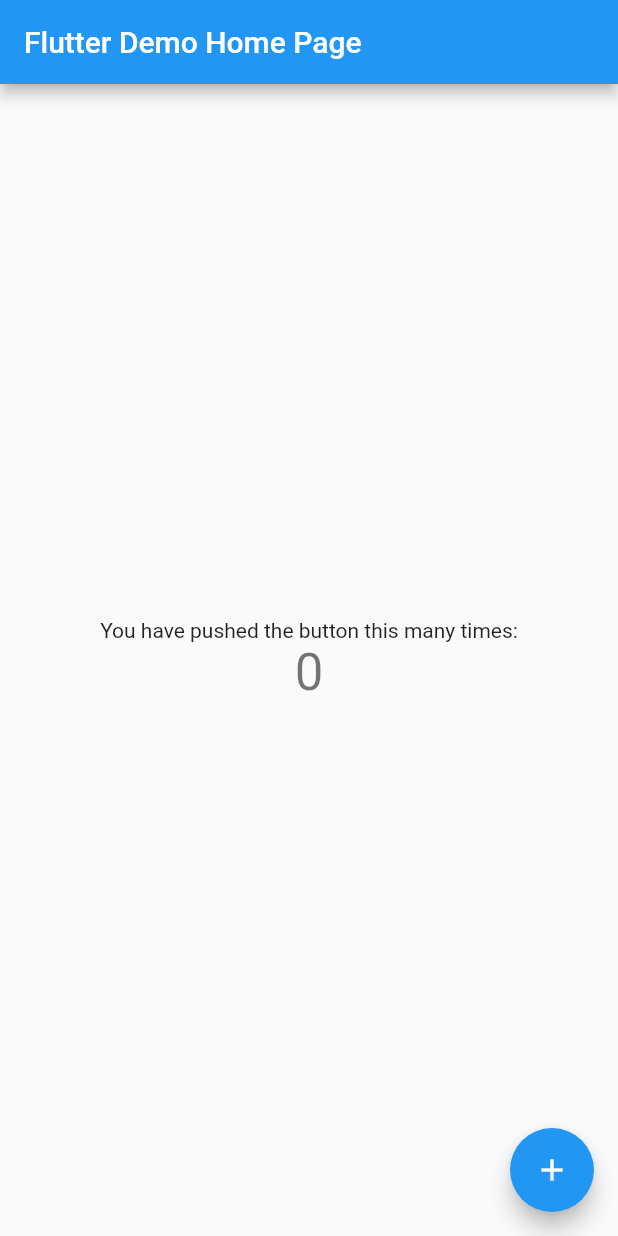
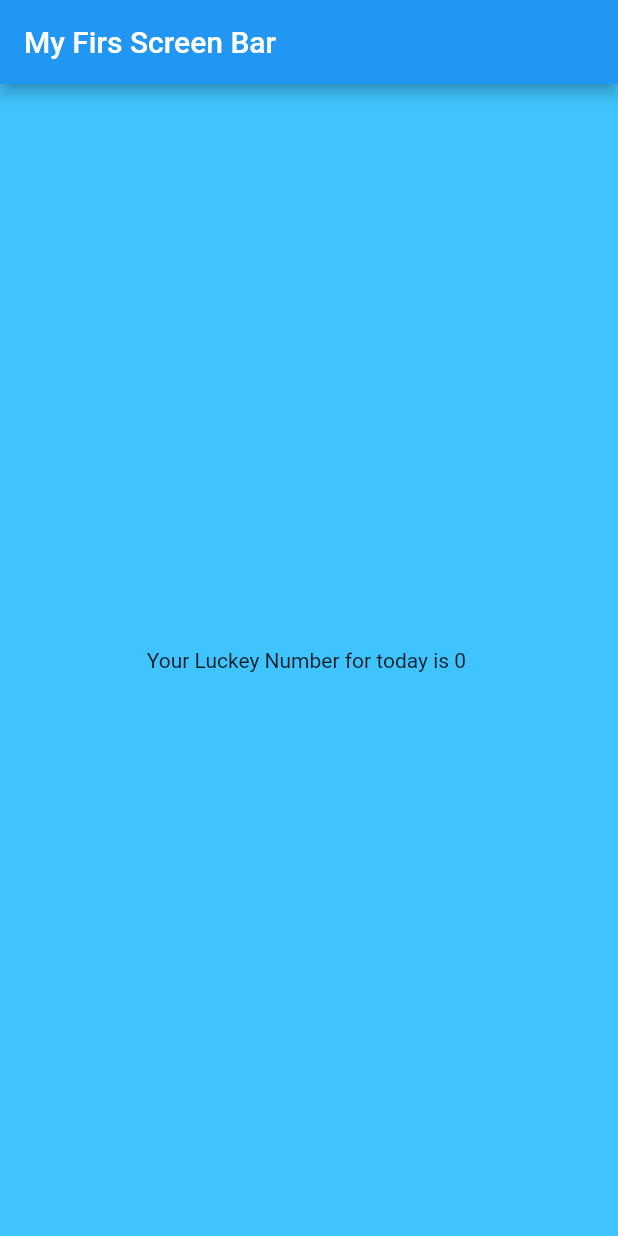
Before and after one commit to rabi-private/flutterApp, a Flutter app: the screen it shows after launch, on a phone screen of 412 x 824 dp. Run offline on Flutter 3.47's test engine with Material 2 defaults, Android fonts, the phone set to English and light mode, and no system bars.

Commit message:
running first app i flutter

```diff
--- /dev/null
+++ b/lib/app_screens/first_screen.dart
@@ -0,0 +1,25 @@
+import 'dart:math';
+
+import 'package:flutter/material.dart';
+
+class FirstScreen extends StatelessWidget{
+  @override
+  Widget build(BuildContext context) {
+    // TODO: implement build
+    return Material(color: Colors.lightBlueAccent,
+        child:Center(
+          child: Text(
+          "Your Luckey Number for today is ${generateLuckyNumber()} ",
+          textDirection:TextDirection.ltr
+          ),
+        ),
+      );
+  }
+
+  int generateLuckyNumber (){
+    var random = Random();
+    int luckeyNumber = random.nextInt(10);
+    return luckeyNumber;
+  }
+
+}
--- a/lib/main.dart
+++ b/lib/main.dart
@@ -1,111 +1,22 @@
 import 'package:flutter/material.dart';
+//import 'package:one/app_screens/first_screen.dart';
 
-void main() => runApp(MyApp());
+import 'app_screens/first_screen.dart';
 
-class MyApp extends StatelessWidget {
-  // This widget is the root of your application.
-  @override
-  Widget build(BuildContext context) {
-    return MaterialApp(
-      title: 'Flutter Demo',
-      theme: ThemeData(
-        // This is the theme of your application.
-        //
-        // Try running your application with "flutter run". You'll see the
-        // application has a blue toolbar. Then, without quitting the app, try
-        // changing the primarySwatch below to Colors.green and then invoke
-        // "hot reload" (press "r" in the console where you ran "flutter run",
-        // or simply save your changes to "hot reload" in a Flutter IDE).
-        // Notice that the counter didn't reset back to zero; the application
-        // is not restarted.
-        primarySwatch: Colors.blue,
-      ),
-      home: MyHomePage(title: 'Flutter Demo Home Page'),
-    );
-  }
-}
+void main() => runApp(new MyFlutterApp());
 
-class MyHomePage extends StatefulWidget {
-  MyHomePage({Key key, this.title}) : super(key: key);
-
-  // This widget is the home page of your application. It is stateful, meaning
-  // that it has a State object (defined below) that contains fields that affect
-  // how it looks.
-
-  // This class is the configuration for the state. It holds the values (in this
-  // case the title) provided by the parent (in this case the App widget) and
-  // used by the build method of the State. Fields in a Widget subclass are
-  // always marked "final".
-
-  final String title;
-
-  @override
-  _MyHomePageState createState() => _MyHomePageState();
-}
-
-class _MyHomePageState extends State<MyHomePage> {
-  int _counter = 0;
-
-  void _incrementCounter() {
-    setState(() {
-      // This call to setState tells the Flutter framework that something has
-      // changed in this State, which causes it to rerun the build method below
-      // so that the display can reflect the updated values. If we changed
-      // _counter without calling setState(), then the build method would not be
-      // called again, and so nothing would appear to happen.
-      _counter++;
-    });
-  }
+class MyFlutterApp extends StatelessWidget{
 
   @override
   Widget build(BuildContext context) {
-    // This method is rerun every time setState is called, for instance as done
-    // by the _incrementCounter method above.
-    //
-    // The Flutter framework has been optimized to make rerunning build methods
-    // fast, so that you can just rebuild anything that needs updating rather
-    // than having to individually change instances of widgets.
-    return Scaffold(
-      appBar: AppBar(
-        // Here we take the value from the MyHomePage object that was created by
-        // the App.build method, and use it to set our appbar title.
-        title: Text(widget.title),
-      ),
-      body: Center(
-        // Center is a layout widget. It takes a single child and positions it
-        // in the middle of the parent.
-        child: Column(
-          // Column is also layout widget. It takes a list of children and
-          // arranges them vertically. By default, it sizes itself to fit its
-          // children horizontally, and tries to be as tall as its parent.
-          //
-          // Invoke "debug painting" (press "p" in the console, choose the
-          // "Toggle Debug Paint" action from the Flutter Inspector in Android
-          // Studio, or the "Toggle Debug Paint" command in Visual Studio Code)
-          // to see the wireframe for each widget.
-          //
-          // Column has various properties to control how it sizes itself and
-          // how it positions its children. Here we use mainAxisAlignment to
-          // center the children vertically; the main axis here is the vertical
-          // axis because Columns are vertical (the cross axis would be
-          // horizontal).
-          mainAxisAlignment: MainAxisAlignment.center,
-          children: <Widget>[
-            Text(
-              'You have pushed the button this many times:',
-            ),
-            Text(
-              '$_counter',
-              style: Theme.of(context).textTheme.display1,
-            ),
-          ],
-        ),
-      ),
-      floatingActionButton: FloatingActionButton(
-        onPressed: _incrementCounter,
-        tooltip: 'Increment',
-        child: Icon(Icons.add),
-      ), // This trailing comma makes auto-formatting nicer for build methods.
-    );
+    // TODO: implement build
+    return  MaterialApp(
+      debugShowCheckedModeBanner: false,
+      title: 'MY new App',
+      home: Scaffold(
+        appBar:AppBar(title: Text('My Firs Screen Bar'),),
+        body: FirstScreen()
+    ),
+  );
   }
 }
```
